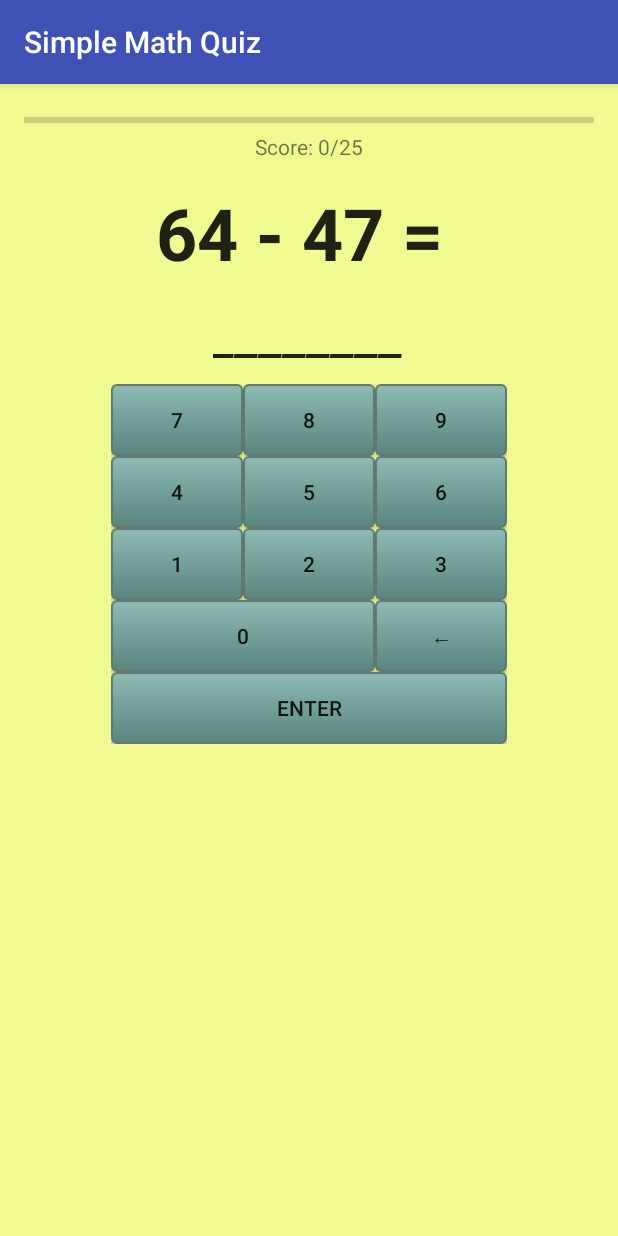
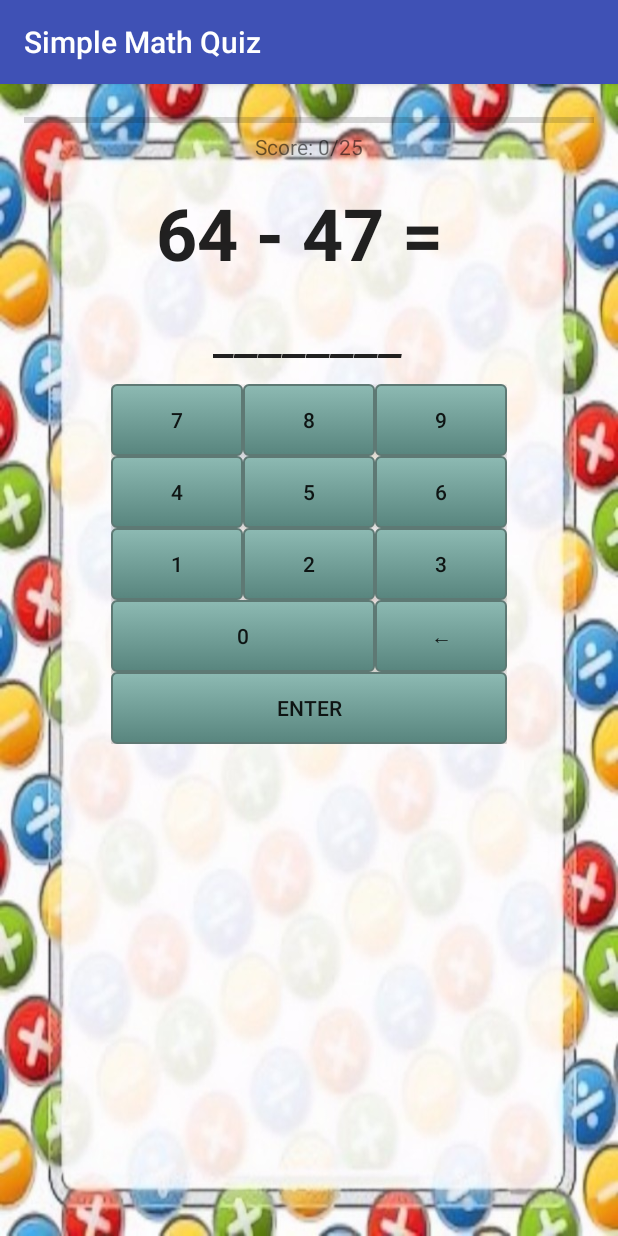
Before and after one commit to pibomb/simple-projects-android, an Android app: the QuizActivity screen opened directly, with no data from a screen before it, on a phone screen of 412 x 824 dp. Run offline under Robolectric (Android 15) with nearby library versions, the phone set to English and light mode, and no system bars.

Commit message:
SimpleMathQuiz: Added Icon and Background
Added app icon and background image. Also added a main menu button.

```diff
--- a/SimpleMathQuiz/app/src/main/java/com/eagleblitz/morris/simplemathquiz/QuizActivity.java
+++ b/SimpleMathQuiz/app/src/main/java/com/eagleblitz/morris/simplemathquiz/QuizActivity.java
@@ -24,6 +24,7 @@ public class QuizActivity extends AppCompatActivity {
     ProgressBar progressBar;
     GridLayout numpadLayout;
     Button resetButton;
+    Button exitButton;
 
     MathQuestion mathQuestion;
     Numpad numpad;
@@ -47,7 +48,8 @@ public class QuizActivity extends AppCompatActivity {
         scoreView = (TextView) findViewById(R.id.scoreView);
         progressBar = (ProgressBar) findViewById(R.id.progressBar);
         numpadLayout = (GridLayout) findViewById(R.id.numpadLayout);
-        resetButton = (Button) findViewById(R.id.reset);
+        resetButton = (Button) findViewById(R.id.resetButton);
+        exitButton = (Button) findViewById(R.id.exitButton);
 
         total = getIntent().getIntExtra("total", 25);
 
@@ -69,6 +71,18 @@ public class QuizActivity extends AppCompatActivity {
     }
 
     public void reset(View view) {
+        vibrator.vibrate(25);
+
+        correct = 0;
+        answered = 0;
+
+        resetButton.setVisibility(View.INVISIBLE);
+        exitButton.setVisibility(View.INVISIBLE);
+
+        start();
+    }
+
+    public void exit(View view) {
         vibrator.vibrate(25);
         finish();
     }
@@ -112,35 +126,16 @@ public class QuizActivity extends AppCompatActivity {
         if(toast != null)
             toast.cancel();
         toast = Toast.makeText(this, String.format("Completed in %.3f seconds.", (double)totalTime/1000), Toast.LENGTH_LONG);
+        toast.setGravity(Gravity.BOTTOM, 0, 0);
         toast.show();
 
         progressBar.setVisibility(View.INVISIBLE);
         scoreView.setVisibility(View.INVISIBLE);
-        questionView.setText("GAME OVER");
+        questionView.setText("FINISHED");
         inputView.setText(String.format("Score: %d/%d", correct, total));
         numpadLayout.setVisibility(View.INVISIBLE);
         resetButton.setVisibility(View.VISIBLE);
-    }
-
-    private void initNumpad() {
-        numpad = new Numpad();
-
-        Resources r = getResources();
-        String name = getPackageName();
-
-        for(int i = 0; i < numpad.keys.length; i++) {
-            int id = r.getIdentifier(String.format("btn_%d", i), "id", name);
-            numpad.keys[i] = (Button) findViewById(id);
-            numpad.idMap.put(id, i);
-        }
-
-        numpad.backspace = (Button) findViewById(R.id.btn_bksp);
-        numpad.enter = (Button) findViewById(R.id.btn_enter);
-
-        numpad.idMap.put(R.id.btn_bksp, Numpad.BACKSPACE);
-        numpad.idMap.put(R.id.btn_enter, Numpad.ENTER);
-
-        numpad.addListener();
+        exitButton.setVisibility(View.VISIBLE);
     }
 
     class Numpad {
@@ -197,4 +192,26 @@ public class QuizActivity extends AppCompatActivity {
             return value;
         }
     }
+
+
+    private void initNumpad() {
+        numpad = new Numpad();
+
+        Resources r = getResources();
+        String name = getPackageName();
+
+        for(int i = 0; i < numpad.keys.length; i++) {
+            int id = r.getIdentifier(String.format("btn_%d", i), "id", name);
+            numpad.keys[i] = (Button) findViewById(id);
+            numpad.idMap.put(id, i);
+        }
+
+        numpad.backspace = (Button) findViewById(R.id.btn_bksp);
+        numpad.enter = (Button) findViewById(R.id.btn_enter);
+
+        numpad.idMap.put(R.id.btn_bksp, Numpad.BACKSPACE);
+        numpad.idMap.put(R.id.btn_enter, Numpad.ENTER);
+
+        numpad.addListener();
+    }
 }
--- a/SimpleMathQuiz/app/src/main/res/drawable/navigation_button.xml
+++ b/SimpleMathQuiz/app/src/main/res/drawable/navigation_button.xml
@@ -14,7 +14,7 @@
             <solid android:color="#58955e"/>
         </shape>
     </item>
-    <item >
+    <item>
         <shape android:shape="rectangle"  >
             <corners android:radius="3dip" />
             <stroke android:width="1dip" android:color="#5e8954" />
--- a/SimpleMathQuiz/app/src/main/res/layout/activity_main.xml
+++ b/SimpleMathQuiz/app/src/main/res/layout/activity_main.xml
@@ -8,9 +8,8 @@
     android:paddingRight="@dimen/activity_horizontal_margin"
     android:paddingTop="@dimen/activity_vertical_margin"
     tools:context="com.eagleblitz.morris.simplemathquiz.MainActivity"
-    android:backgroundTint="#f0fa91"
-    android:background="@color/accent_material_dark"
-    android:id="@+id/mainLayout">
+    android:id="@+id/mainLayout"
+    android:background="@drawable/simplemathbackground">
 
     <TextView
         android:layout_width="wrap_content"
--- a/SimpleMathQuiz/app/src/main/res/layout/activity_quiz.xml
+++ b/SimpleMathQuiz/app/src/main/res/layout/activity_quiz.xml
@@ -8,8 +8,7 @@
     android:paddingRight="@dimen/activity_horizontal_margin"
     android:paddingTop="@dimen/activity_vertical_margin"
     tools:context="com.eagleblitz.morris.simplemathquiz.MainActivity"
-    android:backgroundTint="#f0fa91"
-    android:background="@color/accent_material_dark">
+    android:background="@drawable/simplemathbackground">
 
     <TextView
         android:layout_width="wrap_content"
@@ -130,7 +129,7 @@
         android:layout_width="120dp"
         android:layout_height="wrap_content"
         android:text="Play Again"
-        android:id="@+id/reset"
+        android:id="@+id/resetButton"
         android:layout_alignParentBottom="false"
         android:layout_centerHorizontal="true"
         android:layout_below="@+id/inputView"
@@ -139,4 +138,17 @@
         android:onClick="reset"
         android:background="@drawable/navigation_button" />
 
+    <Button
+        android:layout_width="120dp"
+        android:layout_height="wrap_content"
+        android:text="MAIN MENU"
+        android:id="@+id/exitButton"
+        android:layout_alignParentBottom="false"
+        android:layout_centerHorizontal="true"
+        android:layout_below="@+id/resetButton"
+        android:onClick="exit"
+        android:background="@drawable/navigation_button"
+        android:visibility="invisible"
+        android:layout_marginTop="10dp" />
+
 </RelativeLayout>
```
Also changed, not shown: SimpleMathQuiz/app/src/main/ic_launcher-web.png (added), SimpleMathQuiz/app/src/main/res/drawable/paperbackground.png (added), SimpleMathQuiz/app/src/main/res/drawable/simplemathbackground.png (added), SimpleMathQuiz/app/src/main/res/mipmap-hdpi/ic_launcher.png, SimpleMathQuiz/app/src/main/res/mipmap-mdpi/ic_launcher.png, SimpleMathQuiz/app/src/main/res/mipmap-xhdpi/ic_launcher.png, SimpleMathQuiz/app/src/main/res/mipmap-xxhdpi/ic_launcher.png, SimpleMathQuiz/app/src/main/res/mipmap-xxxhdpi/ic_launcher.png.
